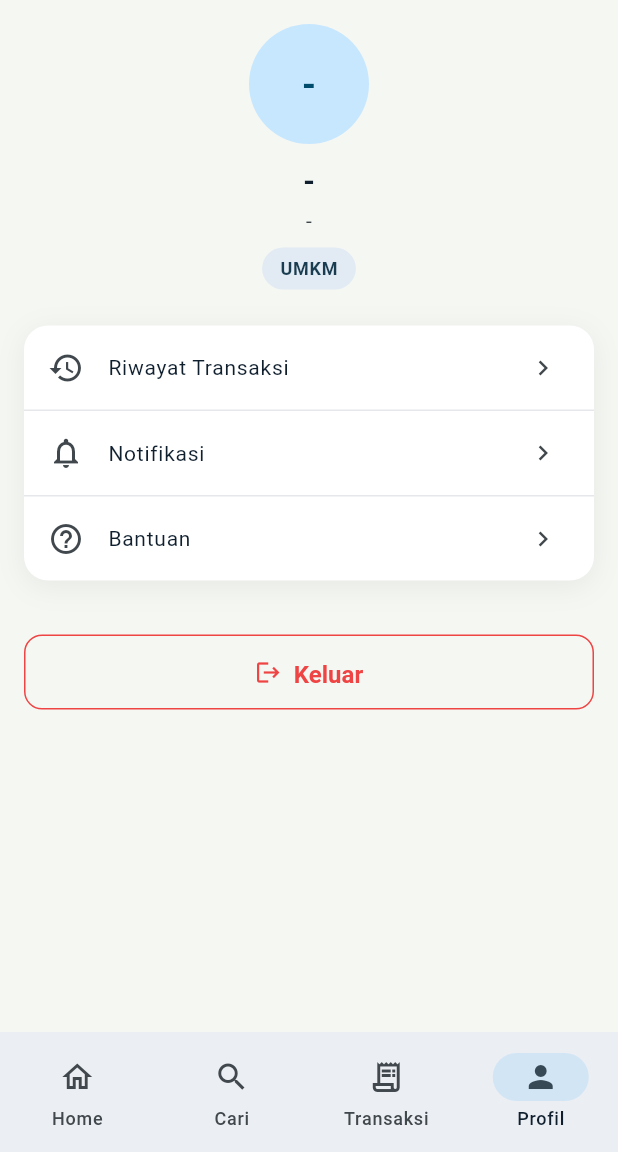
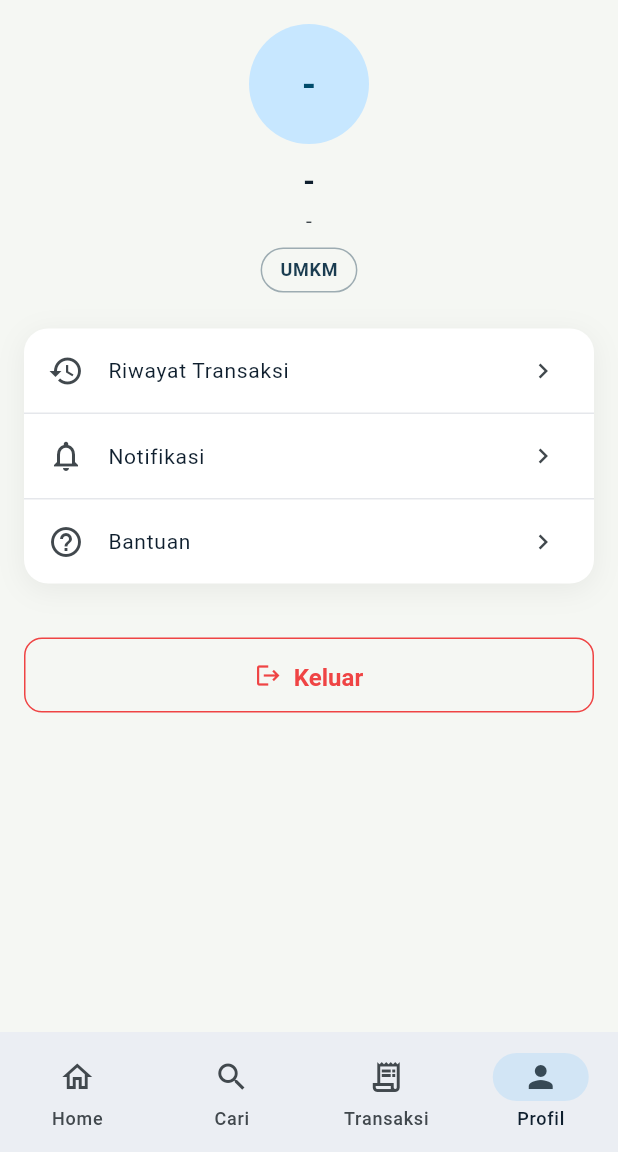
Before and after one commit to f4rma/Polarna, a Flutter app: the UmkmProfilePage screen opened by its route, on a phone screen of 412 x 824 dp, the part 84-1236 px from its top. Run offline on Flutter 3.47's test engine with Material 3 defaults, Android fonts, the phone set to English and light mode, and no system bars; our stand-ins replace cached_network_image, cloud_firestore, connectivity_plus, csv, dartz, equatable and 13 more; missing offline and left inert: mobile_scanner; accounts and stored records are empty; generated files the repository leaves out were written again.

Commit message:
fix: UI improvements - remove badges, outline role tags, IoT status

```diff
--- a/lib/core/theme/app_primitives.dart
+++ b/lib/core/theme/app_primitives.dart
@@ -110,6 +110,7 @@ class AppStatusBadge extends StatelessWidget {
     required this.bgColor,
     this.leadingIcon,
     this.dot = false,
+    this.outlined = false,
   });
 
   final String label;
@@ -119,6 +120,10 @@ class AppStatusBadge extends StatelessWidget {
 
   /// When `true`, renders a small filled dot instead of [leadingIcon].
   final bool dot;
+
+  /// When `true`, renders with transparent background and colored border
+  /// (lebih profesional untuk role badge).
+  final bool outlined;
 
   // --- Named factories — match the Figma component vocabulary -----------
 
@@ -233,8 +238,11 @@ class AppStatusBadge extends StatelessWidget {
         vertical: 6,
       ),
       decoration: BoxDecoration(
-        color: bgColor,
+        color: outlined ? Colors.transparent : bgColor,
         borderRadius: BorderRadius.circular(AppRadius.pill),
+        border: outlined
+            ? Border.all(color: color.withValues(alpha: 0.4), width: 1)
+            : null,
       ),
       child: Row(mainAxisSize: MainAxisSize.min, children: children),
     );
--- a/lib/core/widgets/account_switcher_widget.dart
+++ b/lib/core/widgets/account_switcher_widget.dart
@@ -136,6 +136,7 @@ class _AccountTile extends StatelessWidget {
             bgColor: isUmkm
                 ? const Color(0xFFDCE5F0)
                 : const Color(0xFFCFF4FA),
+            outlined: true,
           ),
         ],
       ),
--- a/lib/features/admin/presentation/pages/user_management_page.dart
+++ b/lib/features/admin/presentation/pages/user_management_page.dart
@@ -213,6 +213,7 @@ class _RoleBadge extends StatelessWidget {
       label: label,
       color: color,
       bgColor: bgColor,
+      outlined: true,
     );
   }
 }
--- a/lib/features/auth/presentation/pages/mitra_profile_page.dart
+++ b/lib/features/auth/presentation/pages/mitra_profile_page.dart
@@ -131,6 +131,7 @@ class _ProfileHeader extends StatelessWidget {
           label: 'MITRA',
           color: AppColors.accent,
           bgColor: const Color(0xFFCFF4FA),
+          outlined: true,
         ),
       ],
     );
--- a/lib/features/auth/presentation/pages/umkm_profile_page.dart
+++ b/lib/features/auth/presentation/pages/umkm_profile_page.dart
@@ -125,6 +125,7 @@ class _ProfileHeader extends StatelessWidget {
           label: 'UMKM',
           color: AppColors.primary,
           bgColor: AppColors.infoSoft,
+          outlined: true,
         ),
       ],
     );
--- a/lib/features/dashboard_mitra/presentation/pages/mitra_dashboard_page.dart
+++ b/lib/features/dashboard_mitra/presentation/pages/mitra_dashboard_page.dart
@@ -53,8 +53,6 @@ class MitraDashboardPage extends ConsumerWidget {
                   ),
                 ),
               ),
-              const SizedBox(height: AppSpacing.lg),
-              const DashboardIoTStatusBar(),
               const SizedBox(height: AppSpacing.xxl),
               _ActiveTransactionsSection(
                 transactionsAsync: transactionsAsync,
```
Also changed, not shown: lib/features/admin/presentation/pages/incident_log_admin_page.dart (+2 -15 lines), lib/features/dashboard_mitra/presentation/widgets/dashboard_widgets.dart (+0 -7 lines), lib/features/notification/presentation/pages/incident_log_page.dart (+1 -15 lines), firebase.json, 1 other file.
